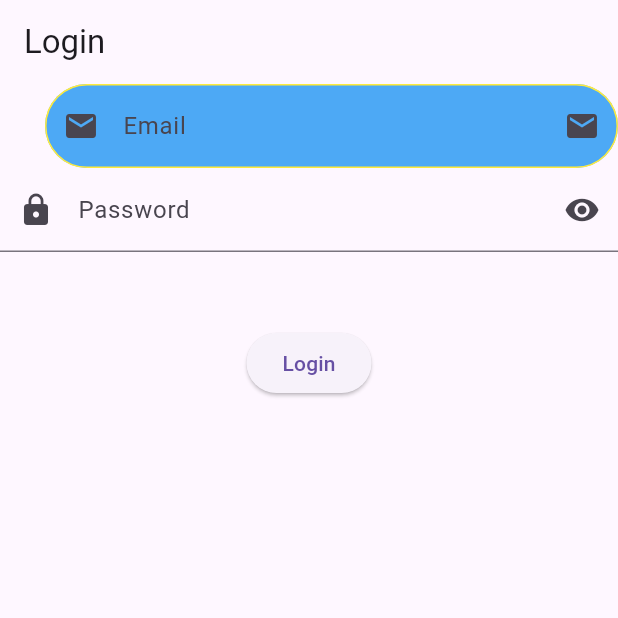
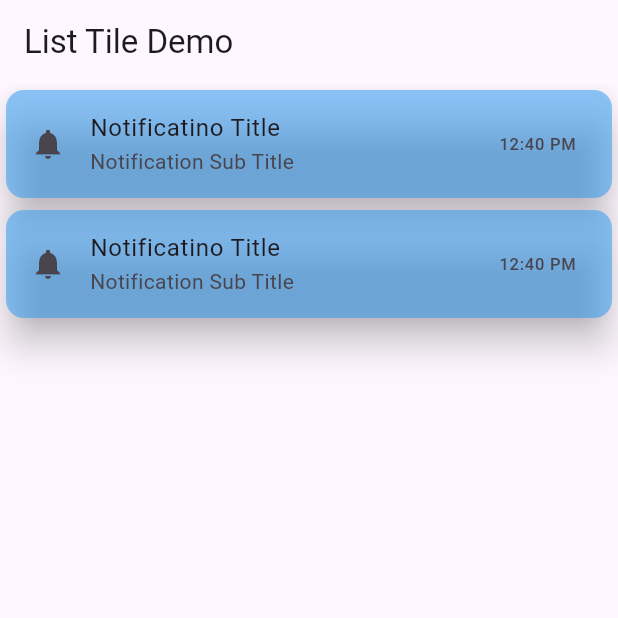
Before and after one commit to MuhammadAliKust/Flutter-B11, a Flutter app: the screen it shows after launch, on a phone screen of 412 x 824 dp, the top half of it. Run offline on Flutter 3.47's test engine with Material 3 defaults, Android fonts, the phone set to English and light mode, and no system bars; our stand-ins replace string_validator.

Commit message:
Card Done

```diff
--- /dev/null
+++ b/lib/list_tile_view.dart
@@ -0,0 +1,40 @@
+import 'package:flutter/material.dart';
+
+class ListTileView extends StatelessWidget {
+  const ListTileView({super.key});
+
+  @override
+  Widget build(BuildContext context) {
+    return Scaffold(
+      appBar: AppBar(
+        title: Text("List Tile Demo"),
+      ),
+      body: Column(
+        children: [
+          Card(
+            color: Colors.blue.withOpacity(0.5),
+            elevation: 10,
+            child: ListTile(
+              leading: Icon(Icons.notifications),
+              title: Text("Notificatino Title"),
+              subtitle: Text("Notification Sub Title"),
+              trailing: Text("12:40 PM"),
+              // tileColor: Colors.blue.withOpacity(0.6),
+            ),
+          ),
+          Card(
+            color: Colors.blue.withOpacity(0.5),
+            elevation: 10,
+            child: ListTile(
+              leading: Icon(Icons.notifications),
+              title: Text("Notificatino Title"),
+              subtitle: Text("Notification Sub Title"),
+              trailing: Text("12:40 PM"),
+              // tileColor: Colors.blue.withOpacity(0.6),
+            ),
+          ),
+        ],
+      ),
+    );
+  }
+}
--- a/lib/login_view.dart
+++ b/lib/login_view.dart
@@ -13,11 +13,11 @@ class LoginView extends StatelessWidget {
       appBar: AppBar(
         title: const Text("Login"),
       ),
-      body: Column(
+      body: Padding(
+        padding: const EdgeInsets.only(left: 30),
+        child: Column(
           children: [
-          Padding(
-            padding: const EdgeInsets.only(left:30),
-            child: TextField(
+            TextField(
               controller: emailController,
               keyboardType: TextInputType.number,
               maxLines: 1,
@@ -37,7 +37,6 @@ class LoginView extends StatelessWidget {
                   hintText: 'test@gmail.com',
                   prefixIcon: Icon(Icons.email),
                   suffixIcon: Icon(Icons.email)),
-            ),
             ),
             TextField(
               controller: pwdController,
@@ -72,13 +71,15 @@ class LoginView extends StatelessWidget {
                   }
                   if (pwdController.text.length < 6) {
                     ScaffoldMessenger.of(context).showSnackBar(SnackBar(
-                      content: Text("Password must be 6 or more characters.")));
+                        content:
+                            Text("Password must be 6 or more characters.")));
                     return;
                   }
                 },
                 child: const Text("Login"))
           ],
         ),
+      ),
     );
   }
 }
--- a/lib/main.dart
+++ b/lib/main.dart
@@ -1,5 +1,6 @@
 import 'package:flutter/material.dart';
 import 'package:flutter_b11/asset_image_demo.dart';
+import 'package:flutter_b11/list_tile_view.dart';
 import 'package:flutter_b11/login_view.dart';
 
 void main() {
@@ -11,8 +12,8 @@ class MyApp extends StatelessWidget {
 
   @override
   Widget build(BuildContext context) {
-    return MaterialApp(
-      home: LoginView(),
+    return const MaterialApp(
+      home: ListTileView(),
     );
   }
 }
```
Lines whose indentation alone changed are shown as unchanged.
